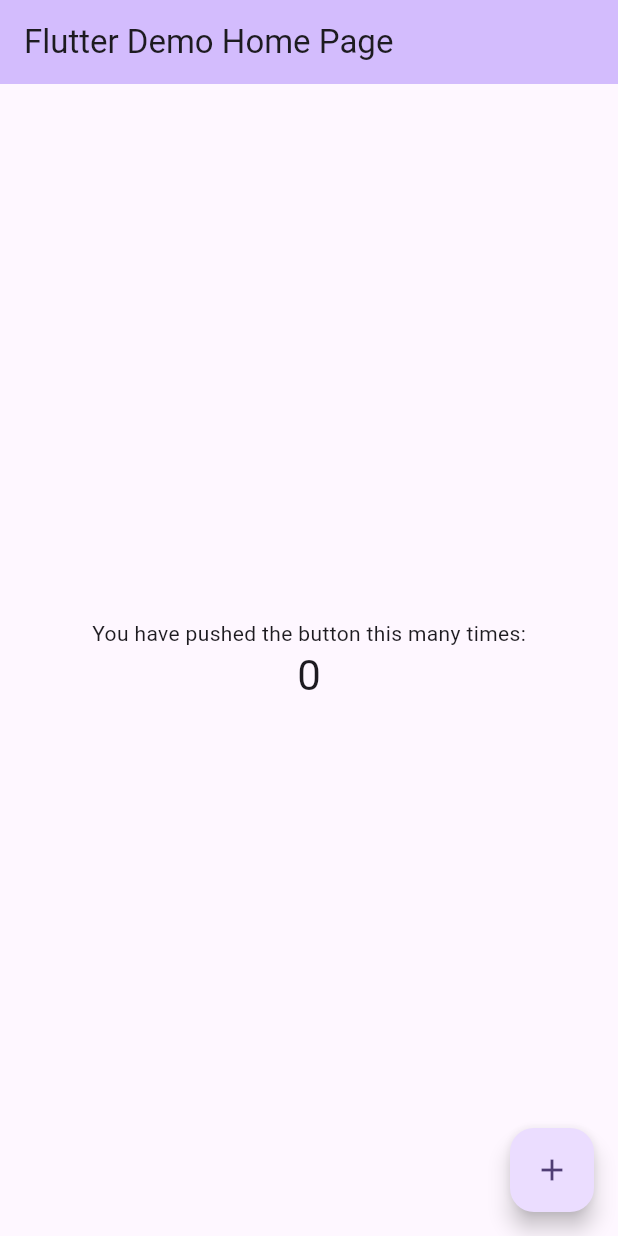
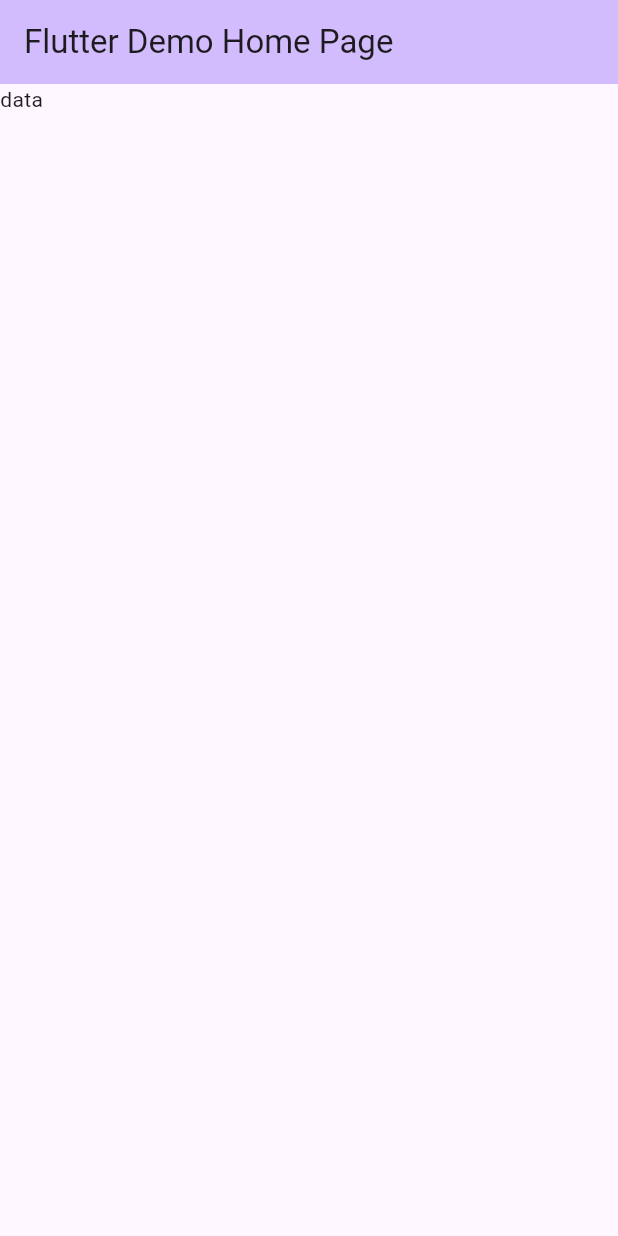
Before and after one commit to bhupendrabp/Mvvm-Flutter, a Flutter app: the screen it shows after launch, on a phone screen of 412 x 824 dp. Run offline on Flutter 3.47's test engine with Material 3 defaults, Android fonts, the phone set to English and light mode, and no system bars.

Commit message:
Remove unnecessary comments and code

```diff
--- a/mvvm_flutter/lib/main.dart
+++ b/mvvm_flutter/lib/main.dart
@@ -7,27 +7,11 @@ void main() {
 class MyApp extends StatelessWidget {
   const MyApp({super.key});
 
-  // This widget is the root of your application.
   @override
   Widget build(BuildContext context) {
     return MaterialApp(
       title: 'Flutter Demo',
       theme: ThemeData(
-        // This is the theme of your application.
-        //
-        // TRY THIS: Try running your application with "flutter run". You'll see
-        // the application has a purple toolbar. Then, without quitting the app,
-        // try changing the seedColor in the colorScheme below to Colors.green
-        // and then invoke "hot reload" (save your changes or press the "hot
-        // reload" button in a Flutter-supported IDE, or press "r" if you used
-        // the command line to start the app).
-        //
-        // Notice that the counter didn't reset back to zero; the application
-        // state is not lost during the reload. To reset the state, use hot
-        // restart instead.
-        //
-        // This works for code too, not just values: Most code changes can be
-        // tested with just a hot reload.
         colorScheme: ColorScheme.fromSeed(seedColor: Colors.deepPurple),
         useMaterial3: true,
       ),
@@ -39,15 +23,6 @@ class MyApp extends StatelessWidget {
 class MyHomePage extends StatefulWidget {
   const MyHomePage({super.key, required this.title});
 
-  // This widget is the home page of your application. It is stateful, meaning
-  // that it has a State object (defined below) that contains fields that affect
-  // how it looks.
-
-  // This class is the configuration for the state. It holds the values (in this
-  // case the title) provided by the parent (in this case the App widget) and
-  // used by the build method of the State. Fields in a Widget subclass are
-  // always marked "final".
-
   final String title;
 
   @override
@@ -55,71 +30,15 @@ class MyHomePage extends StatefulWidget {
 }
 
 class _MyHomePageState extends State<MyHomePage> {
-  int _counter = 0;
-
-  void _incrementCounter() {
-    setState(() {
-      // This call to setState tells the Flutter framework that something has
-      // changed in this State, which causes it to rerun the build method below
-      // so that the display can reflect the updated values. If we changed
-      // _counter without calling setState(), then the build method would not be
-      // called again, and so nothing would appear to happen.
-      _counter++;
-    });
-  }
 
   @override
   Widget build(BuildContext context) {
-    // This method is rerun every time setState is called, for instance as done
-    // by the _incrementCounter method above.
-    //
-    // The Flutter framework has been optimized to make rerunning build methods
-    // fast, so that you can just rebuild anything that needs updating rather
-    // than having to individually change instances of widgets.
     return Scaffold(
       appBar: AppBar(
-        // TRY THIS: Try changing the color here to a specific color (to
-        // Colors.amber, perhaps?) and trigger a hot reload to see the AppBar
-        // change color while the other colors stay the same.
         backgroundColor: Theme.of(context).colorScheme.inversePrimary,
-        // Here we take the value from the MyHomePage object that was created by
-        // the App.build method, and use it to set our appbar title.
         title: Text(widget.title),
       ),
-      body: Center(
-        // Center is a layout widget. It takes a single child and positions it
-        // in the middle of the parent.
-        child: Column(
-          // Column is also a layout widget. It takes a list of children and
-          // arranges them vertically. By default, it sizes itself to fit its
-          // children horizontally, and tries to be as tall as its parent.
-          //
-          // Column has various properties to control how it sizes itself and
-          // how it positions its children. Here we use mainAxisAlignment to
-          // center the children vertically; the main axis here is the vertical
-          // axis because Columns are vertical (the cross axis would be
-          // horizontal).
-          //
-          // TRY THIS: Invoke "debug painting" (choose the "Toggle Debug Paint"
-          // action in the IDE, or press "p" in the console), to see the
-          // wireframe for each widget.
-          mainAxisAlignment: MainAxisAlignment.center,
-          children: <Widget>[
-            const Text(
-              'You have pushed the button this many times:',
-            ),
-            Text(
-              '$_counter',
-              style: Theme.of(context).textTheme.headlineMedium,
-            ),
-          ],
-        ),
-      ),
-      floatingActionButton: FloatingActionButton(
-        onPressed: _incrementCounter,
-        tooltip: 'Increment',
-        child: const Icon(Icons.add),
-      ), // This trailing comma makes auto-formatting nicer for build methods.
+      body: Text("data"),
     );
   }
 }
```
